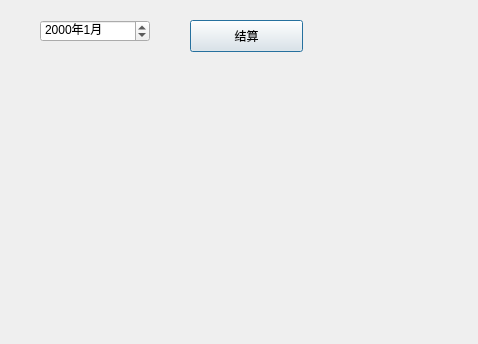
This is dlgjiesuan.ui in chksong/MineCarsManage as Qt 5 draws it before an edit. The edited form follows.
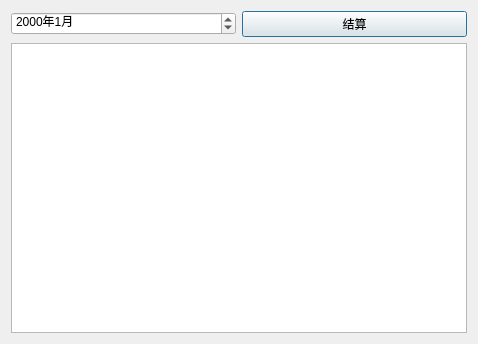
This is the edited form.

Commit message: 建立 结算的表格，以及界面表格的显示

```diff
--- a/dlgjiesuan.ui
+++ b/dlgjiesuan.ui
@@ -13,32 +13,29 @@
   <property name="windowTitle">
    <string>Dialog</string>
   </property>
+  <layout class="QVBoxLayout" name="verticalLayout">
+   <item>
+    <layout class="QHBoxLayout" name="horizontalLayout">
+     <item>
   <widget class="QDateEdit" name="dateEdit_JieSuanMonth">
-   <property name="geometry">
-    <rect>
-     <x>40</x>
-     <y>20</y>
-     <width>110</width>
-     <height>22</height>
-    </rect>
-   </property>
    <property name="displayFormat">
     <string>yyyy年M月</string>
    </property>
   </widget>
+     </item>
+     <item>
   <widget class="QPushButton" name="PB_jieSuan">
-   <property name="geometry">
-    <rect>
-     <x>190</x>
-     <y>20</y>
-     <width>113</width>
-     <height>32</height>
-    </rect>
-   </property>
    <property name="text">
     <string>结算</string>
    </property>
   </widget>
+     </item>
+    </layout>
+   </item>
+   <item>
+    <widget class="QTableView" name="tableView"/>
+   </item>
+  </layout>
  </widget>
  <resources/>
  <connections/>
```
Left out of the diff: 2 changed lines with no effect on the pictures. Lines whose indentation alone changed are shown as unchanged. The commit also changes 4 other files.
